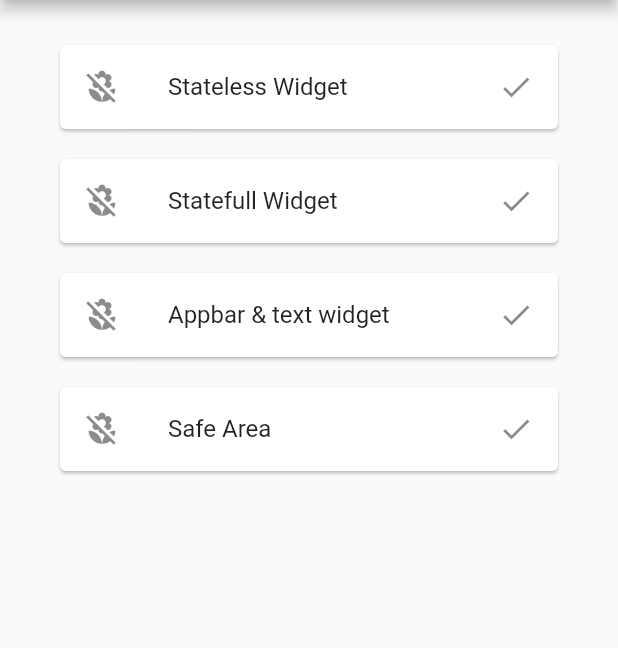
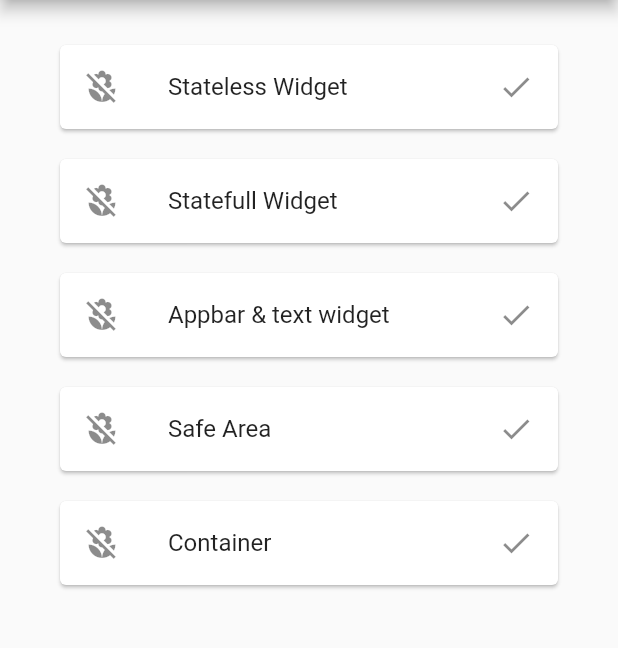
Before and after one commit to mdnayeemsarker/FlutterBasicToAdvance, a Flutter app: the screen it shows after launch, on a phone screen of 412 x 824 dp, the part 84-732 px from its top. Run offline on Flutter 3.47's test engine with Material 2 defaults, Android fonts, the phone set to English and light mode, and no system bars.

Commit message:
Container widget

```diff
--- a/lib/main.dart
+++ b/lib/main.dart
@@ -2,6 +2,7 @@
 
 import 'package:flutter/material.dart';
 import 'package:flutter_basic_advance/pages/app_bar.dart';
+import 'package:flutter_basic_advance/pages/container.dart';
 import 'package:flutter_basic_advance/pages/home_page.dart';
 import 'package:flutter_basic_advance/pages/safearea.dart';
 import 'package:flutter_basic_advance/pages/stateful.dart';
@@ -35,6 +36,7 @@ class MyApp extends StatelessWidget {
           MyRoutes.stateFulRoute: (context) => StateFul(),
           MyRoutes.appBarRoute: (context) => AppBarPage(),
           MyRoutes.safeAreaRoute: (context) => SareAreaPage(),
+          MyRoutes.containerRoute: (context) => ContainerPage(),
         });
   }
 }
--- a/lib/pages/home_page.dart
+++ b/lib/pages/home_page.dart
@@ -56,6 +56,17 @@ class HomePage extends StatelessWidget {
                 },
                 leading: Icon(Icons.macro_off),
                 title: Text("Safe Area"),
+                trailing: Icon(Icons.check),
+              ),
+            ),
+            Card(
+              margin: EdgeInsets.symmetric(vertical: 10, horizontal: 20),
+              child: ListTile(
+                onTap: () {
+                  Navigator.pushNamed(context, MyRoutes.containerRoute);
+                },
+                leading: Icon(Icons.macro_off),
+                title: Text("Container"),
                 trailing: Icon(Icons.check),
               ),
             ),
--- a/lib/utils/routes.dart
+++ b/lib/utils/routes.dart
@@ -4,4 +4,5 @@ class MyRoutes {
   static String stateFulRoute = "/stateFul";
   static String appBarRoute = "/appbar";
   static String safeAreaRoute = "/safearea";
+  static String containerRoute = "/container";
 }
```
Also changed, not shown: lib/pages/container.dart (added, +18 -0 lines).
